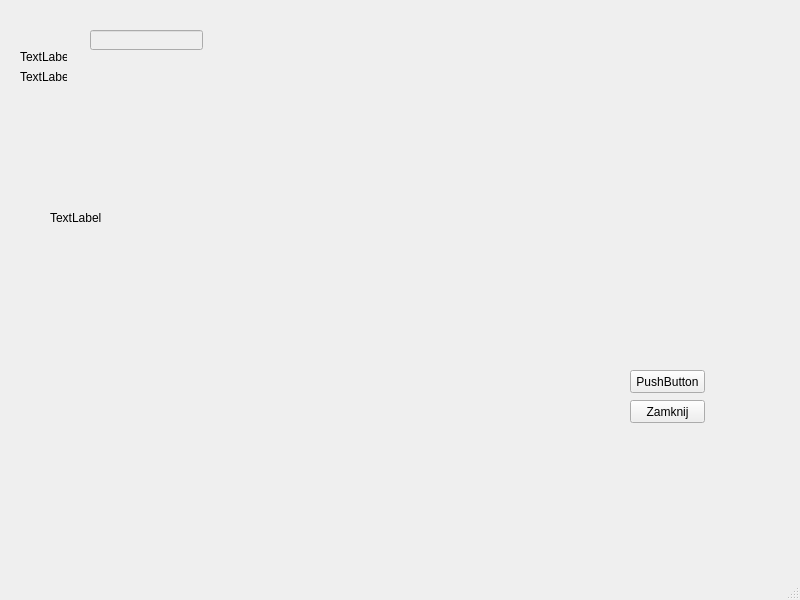
Old version of the form Kontrahent/kontrahentshow.ui in the repository Astropl/TestRamek.
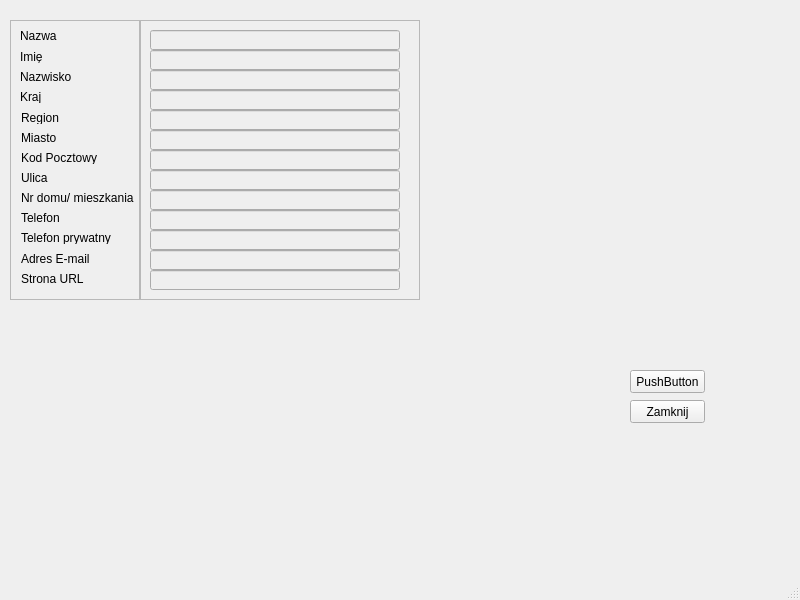
New version of the form.

Diff of the .ui file:
```diff
--- a/Kontrahent/kontrahentshow.ui
+++ b/Kontrahent/kontrahentshow.ui
@@ -43,14 +43,14 @@
    <widget class="QLabel" name="label">
     <property name="geometry">
      <rect>
-      <x>50</x>
-      <y>210</y>
-      <width>521</width>
-      <height>16</height>
+      <x>20</x>
+      <y>26</y>
+      <width>131</width>
+      <height>20</height>
      </rect>
     </property>
     <property name="text">
-     <string>TextLabel</string>
+     <string>Nazwa</string>
     </property>
    </widget>
    <widget class="QLabel" name="label_2">
@@ -58,12 +58,12 @@
      <rect>
       <x>20</x>
       <y>50</y>
-      <width>47</width>
+      <width>131</width>
       <height>13</height>
      </rect>
     </property>
     <property name="text">
-     <string>TextLabel</string>
+     <string>Imię</string>
     </property>
    </widget>
    <widget class="QLabel" name="label_3">
@@ -71,27 +71,458 @@
      <rect>
       <x>20</x>
       <y>70</y>
-      <width>47</width>
+      <width>131</width>
       <height>13</height>
      </rect>
     </property>
     <property name="text">
-     <string>TextLabel</string>
+     <string>Nazwisko</string>
     </property>
    </widget>
-   <widget class="QLineEdit" name="lineEdit">
+   <widget class="QLineEdit" name="leNazwa">
     <property name="enabled">
      <bool>false</bool>
     </property>
     <property name="geometry">
      <rect>
-      <x>90</x>
+      <x>150</x>
       <y>30</y>
-      <width>113</width>
+      <width>250</width>
       <height>20</height>
      </rect>
     </property>
+    <property name="frame">
+     <bool>true</bool>
+    </property>
+    <property name="readOnly">
+     <bool>true</bool>
+    </property>
    </widget>
+   <widget class="QLabel" name="label_4">
+    <property name="geometry">
+     <rect>
+      <x>20</x>
+      <y>90</y>
+      <width>131</width>
+      <height>13</height>
+     </rect>
+    </property>
+    <property name="text">
+     <string>Kraj</string>
+    </property>
+   </widget>
+   <widget class="QScrollArea" name="scrollArea">
+    <property name="geometry">
+     <rect>
+      <x>10</x>
+      <y>20</y>
+      <width>130</width>
+      <height>280</height>
+     </rect>
+    </property>
+    <property name="widgetResizable">
+     <bool>true</bool>
+    </property>
+    <widget class="QWidget" name="scrollAreaWidgetContents">
+     <property name="geometry">
+      <rect>
+       <x>0</x>
+       <y>0</y>
+       <width>128</width>
+       <height>278</height>
+      </rect>
+     </property>
+     <widget class="QLabel" name="label_11">
+      <property name="geometry">
+       <rect>
+        <x>10</x>
+        <y>210</y>
+        <width>131</width>
+        <height>13</height>
+       </rect>
+      </property>
+      <property name="text">
+       <string>Telefon prywatny</string>
+      </property>
+     </widget>
+     <widget class="QLabel" name="label_12">
+      <property name="geometry">
+       <rect>
+        <x>10</x>
+        <y>230</y>
+        <width>131</width>
+        <height>16</height>
+       </rect>
+      </property>
+      <property name="text">
+       <string>Adres E-mail</string>
+      </property>
+     </widget>
+     <widget class="QLabel" name="label_13">
+      <property name="geometry">
+       <rect>
+        <x>10</x>
+        <y>250</y>
+        <width>131</width>
+        <height>16</height>
+       </rect>
+      </property>
+      <property name="text">
+       <string>Strona URL</string>
+      </property>
+     </widget>
+     <widget class="QLabel" name="label_10">
+      <property name="geometry">
+       <rect>
+        <x>10</x>
+        <y>190</y>
+        <width>131</width>
+        <height>13</height>
+       </rect>
+      </property>
+      <property name="text">
+       <string>Telefon</string>
+      </property>
+     </widget>
+     <widget class="QLabel" name="label_9">
+      <property name="geometry">
+       <rect>
+        <x>10</x>
+        <y>170</y>
+        <width>131</width>
+        <height>13</height>
+       </rect>
+      </property>
+      <property name="text">
+       <string>Nr domu/ mieszkania</string>
+      </property>
+     </widget>
+     <widget class="QLabel" name="label_8">
+      <property name="geometry">
+       <rect>
+        <x>10</x>
+        <y>150</y>
+        <width>131</width>
+        <height>13</height>
+       </rect>
+      </property>
+      <property name="text">
+       <string>Ulica</string>
+      </property>
+     </widget>
+     <widget class="QLabel" name="label_7">
+      <property name="geometry">
+       <rect>
+        <x>10</x>
+        <y>130</y>
+        <width>131</width>
+        <height>13</height>
+       </rect>
+      </property>
+      <property name="text">
+       <string>Kod Pocztowy</string>
+      </property>
+     </widget>
+     <widget class="QLabel" name="label_6">
+      <property name="geometry">
+       <rect>
+        <x>10</x>
+        <y>110</y>
+        <width>131</width>
+        <height>13</height>
+       </rect>
+      </property>
+      <property name="text">
+       <string>Miasto</string>
+      </property>
+     </widget>
+     <widget class="QLabel" name="label_5">
+      <property name="geometry">
+       <rect>
+        <x>10</x>
+        <y>90</y>
+        <width>131</width>
+        <height>13</height>
+       </rect>
+      </property>
+      <property name="text">
+       <string>Region</string>
+      </property>
+     </widget>
+    </widget>
+   </widget>
+   <widget class="QLineEdit" name="leImie">
+    <property name="enabled">
+     <bool>false</bool>
+    </property>
+    <property name="geometry">
+     <rect>
+      <x>150</x>
+      <y>50</y>
+      <width>250</width>
+      <height>20</height>
+     </rect>
+    </property>
+    <property name="frame">
+     <bool>true</bool>
+    </property>
+    <property name="readOnly">
+     <bool>true</bool>
+    </property>
+   </widget>
+   <widget class="QLineEdit" name="leNazwisko">
+    <property name="enabled">
+     <bool>false</bool>
+    </property>
+    <property name="geometry">
+     <rect>
+      <x>150</x>
+      <y>70</y>
+      <width>250</width>
+      <height>20</height>
+     </rect>
+    </property>
+    <property name="frame">
+     <bool>true</bool>
+    </property>
+    <property name="readOnly">
+     <bool>true</bool>
+    </property>
+   </widget>
+   <widget class="QLineEdit" name="leKraj">
+    <property name="enabled">
+     <bool>false</bool>
+    </property>
+    <property name="geometry">
+     <rect>
+      <x>150</x>
+      <y>90</y>
+      <width>250</width>
+      <height>20</height>
+     </rect>
+    </property>
+    <property name="frame">
+     <bool>true</bool>
+    </property>
+    <property name="readOnly">
+     <bool>true</bool>
+    </property>
+   </widget>
+   <widget class="QLineEdit" name="leRegion">
+    <property name="enabled">
+     <bool>false</bool>
+    </property>
+    <property name="geometry">
+     <rect>
+      <x>150</x>
+      <y>110</y>
+      <width>250</width>
+      <height>20</height>
+     </rect>
+    </property>
+    <property name="frame">
+     <bool>true</bool>
+    </property>
+    <property name="readOnly">
+     <bool>true</bool>
+    </property>
+   </widget>
+   <widget class="QLineEdit" name="leMiasto">
+    <property name="enabled">
+     <bool>false</bool>
+    </property>
+    <property name="geometry">
+     <rect>
+      <x>150</x>
+      <y>130</y>
+      <width>250</width>
+      <height>20</height>
+     </rect>
+    </property>
+    <property name="frame">
+     <bool>true</bool>
+    </property>
+    <property name="readOnly">
+     <bool>true</bool>
+    </property>
+   </widget>
+   <widget class="QLineEdit" name="leKod">
+    <property name="enabled">
+     <bool>false</bool>
+    </property>
+    <property name="geometry">
+     <rect>
+      <x>150</x>
+      <y>150</y>
+      <width>250</width>
+      <height>20</height>
+     </rect>
+    </property>
+    <property name="frame">
+     <bool>true</bool>
+    </property>
+    <property name="readOnly">
+     <bool>true</bool>
+    </property>
+   </widget>
+   <widget class="QLineEdit" name="leUlica">
+    <property name="enabled">
+     <bool>false</bool>
+    </property>
+    <property name="geometry">
+     <rect>
+      <x>150</x>
+      <y>170</y>
+      <width>250</width>
+      <height>20</height>
+     </rect>
+    </property>
+    <property name="frame">
+     <bool>true</bool>
+    </property>
+    <property name="readOnly">
+     <bool>true</bool>
+    </property>
+   </widget>
+   <widget class="QLineEdit" name="leNrDomu">
+    <property name="enabled">
+     <bool>false</bool>
+    </property>
+    <property name="geometry">
+     <rect>
+      <x>150</x>
+      <y>190</y>
+      <width>250</width>
+      <height>20</height>
+     </rect>
+    </property>
+    <property name="frame">
+     <bool>true</bool>
+    </property>
+    <property name="readOnly">
+     <bool>true</bool>
+    </property>
+   </widget>
+   <widget class="QLineEdit" name="leTelefon">
+    <property name="enabled">
+     <bool>false</bool>
+    </property>
+    <property name="geometry">
+     <rect>
+      <x>150</x>
+      <y>210</y>
+      <width>250</width>
+      <height>20</height>
+     </rect>
+    </property>
+    <property name="frame">
+     <bool>true</bool>
+    </property>
+    <property name="readOnly">
+     <bool>true</bool>
+    </property>
+   </widget>
+   <widget class="QLineEdit" name="leTelPryw">
+    <property name="enabled">
+     <bool>false</bool>
+    </property>
+    <property name="geometry">
+     <rect>
+      <x>150</x>
+      <y>230</y>
+      <width>250</width>
+      <height>20</height>
+     </rect>
+    </property>
+    <property name="frame">
+     <bool>true</bool>
+    </property>
+    <property name="readOnly">
+     <bool>true</bool>
+    </property>
+   </widget>
+   <widget class="QLineEdit" name="leEmail">
+    <property name="enabled">
+     <bool>false</bool>
+    </property>
+    <property name="geometry">
+     <rect>
+      <x>150</x>
+      <y>250</y>
+      <width>250</width>
+      <height>20</height>
+     </rect>
+    </property>
+    <property name="frame">
+     <bool>true</bool>
+    </property>
+    <property name="readOnly">
+     <bool>true</bool>
+    </property>
+   </widget>
+   <widget class="QLineEdit" name="leUrl">
+    <property name="enabled">
+     <bool>false</bool>
+    </property>
+    <property name="geometry">
+     <rect>
+      <x>150</x>
+      <y>270</y>
+      <width>250</width>
+      <height>20</height>
+     </rect>
+    </property>
+    <property name="frame">
+     <bool>true</bool>
+    </property>
+    <property name="readOnly">
+     <bool>true</bool>
+    </property>
+   </widget>
+   <widget class="QScrollArea" name="scrollArea_2">
+    <property name="geometry">
+     <rect>
+      <x>140</x>
+      <y>20</y>
+      <width>280</width>
+      <height>280</height>
+     </rect>
+    </property>
+    <property name="widgetResizable">
+     <bool>true</bool>
+    </property>
+    <widget class="QWidget" name="scrollAreaWidgetContents_2">
+     <property name="geometry">
+      <rect>
+       <x>0</x>
+       <y>0</y>
+       <width>278</width>
+       <height>278</height>
+      </rect>
+     </property>
+    </widget>
+   </widget>
+   <zorder>scrollArea_2</zorder>
+   <zorder>scrollArea</zorder>
+   <zorder>pushButton</zorder>
+   <zorder>pushButton_2</zorder>
+   <zorder>label</zorder>
+   <zorder>label_2</zorder>
+   <zorder>label_3</zorder>
+   <zorder>leNazwa</zorder>
+   <zorder>label_4</zorder>
+   <zorder>leImie</zorder>
+   <zorder>leNazwisko</zorder>
+   <zorder>leKraj</zorder>
+   <zorder>leRegion</zorder>
+   <zorder>leMiasto</zorder>
+   <zorder>leKod</zorder>
+   <zorder>leUlica</zorder>
+   <zorder>leNrDomu</zorder>
+   <zorder>leTelefon</zorder>
+   <zorder>leTelPryw</zorder>
+   <zorder>leEmail</zorder>
+   <zorder>leUrl</zorder>
   </widget>
   <widget class="QMenuBar" name="menubar">
    <property name="geometry">
```
